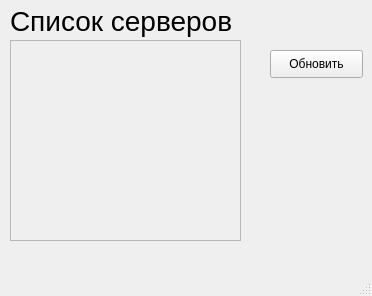
First picture: the form in Lobby.ui, repository ChazGrant/Messenger, before the edit.
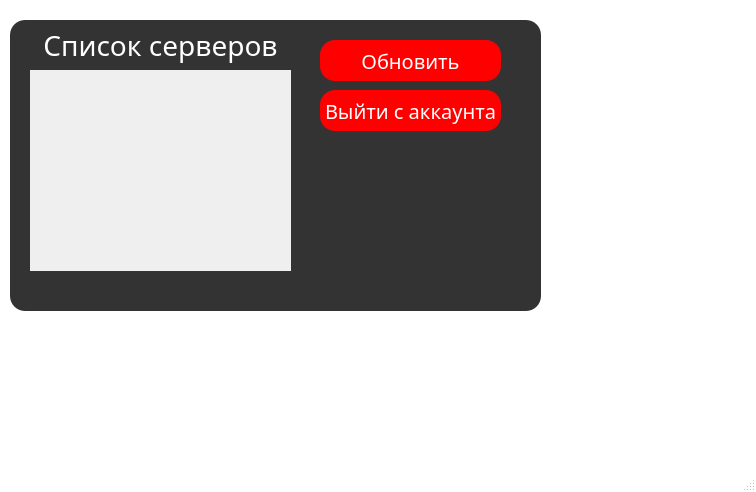
Second picture: the form after the edit.

Commit message: Added Lobby to main file

```diff
--- a/Lobby.ui
+++ b/Lobby.ui
@@ -6,21 +6,80 @@
    <rect>
     <x>0</x>
     <y>0</y>
-    <width>372</width>
-    <height>296</height>
+    <width>756</width>
+    <height>492</height>
    </rect>
   </property>
   <property name="windowTitle">
    <string>MainWindow</string>
   </property>
+  <property name="styleSheet">
+   <string notr="true">*{
+	font-family: century gothic;
+	font-size: 20px;
+}
+#exitButton{
+	/*background-color: red;*/
+	border-radius: 15px;
+	background-size: 5px;
+}
+QMainWindow{
+	background-color: transparent;
+}
+#passwordText{
+	type: password;
+}
+QFrame{
+	background: #333;
+	border-radius: 15px;
+}
+QPushButton{
+	border-radius: 15px;
+	background: red;
+	color: white;
+}
+QPushButton:hover{
+	background: #333;
+	color: red;
+}
+#toolButton{
+	border-radius: 60px;
+	background: red;
+}
+QLabel{
+	color: white;
+}
+QLineEdit{
+	padding-bottom: 5px;
+	background: transparent;
+	border: none;
+	color: #717072;
+	border-bottom: 1px solid #717072;
+}</string>
+  </property>
   <widget class="QWidget" name="centralwidget">
+   <widget class="QFrame" name="frame">
+    <property name="geometry">
+     <rect>
+      <x>10</x>
+      <y>20</y>
+      <width>531</width>
+      <height>291</height>
+     </rect>
+    </property>
+    <property name="frameShape">
+     <enum>QFrame::StyledPanel</enum>
+    </property>
+    <property name="frameShadow">
+     <enum>QFrame::Raised</enum>
+    </property>
    <widget class="QLabel" name="label">
     <property name="geometry">
      <rect>
       <x>10</x>
       <y>0</y>
       <width>281</width>
-      <height>41</height>
+       <height>51</height>
      </rect>
     </property>
     <property name="styleSheet">
@@ -29,26 +88,16 @@
     <property name="text">
      <string>Список серверов</string>
     </property>
-   </widget>
-   <widget class="QPushButton" name="updateButton">
-    <property name="geometry">
-     <rect>
-      <x>270</x>
-      <y>50</y>
-      <width>93</width>
-      <height>28</height>
-     </rect>
-    </property>
-    <property name="text">
-     <string>Обновить</string>
+     <property name="alignment">
+      <set>Qt::AlignCenter</set>
     </property>
    </widget>
    <widget class="QScrollArea" name="scrollArea">
     <property name="geometry">
      <rect>
-      <x>10</x>
-      <y>40</y>
-      <width>231</width>
+       <x>20</x>
+       <y>50</y>
+       <width>261</width>
       <height>201</height>
      </rect>
     </property>
@@ -60,9 +109,36 @@
       <rect>
        <x>0</x>
        <y>0</y>
-       <width>229</width>
-       <height>199</height>
-      </rect>
+        <width>261</width>
+        <height>201</height>
+       </rect>
+      </property>
+     </widget>
+    </widget>
+    <widget class="QPushButton" name="updateButton">
+     <property name="geometry">
+      <rect>
+       <x>310</x>
+       <y>20</y>
+       <width>181</width>
+       <height>41</height>
+      </rect>
+     </property>
+     <property name="text">
+      <string>Обновить</string>
+     </property>
+    </widget>
+    <widget class="QPushButton" name="logOffButton">
+     <property name="geometry">
+      <rect>
+       <x>310</x>
+       <y>70</y>
+       <width>181</width>
+       <height>41</height>
+      </rect>
+     </property>
+     <property name="text">
+      <string>Выйти с аккаунта</string>
      </property>
     </widget>
    </widget>
```
Left out of the diff: 4 changed lines with no effect on the pictures. Lines whose indentation alone changed are shown as unchanged. The commit also changes 25 other files.
